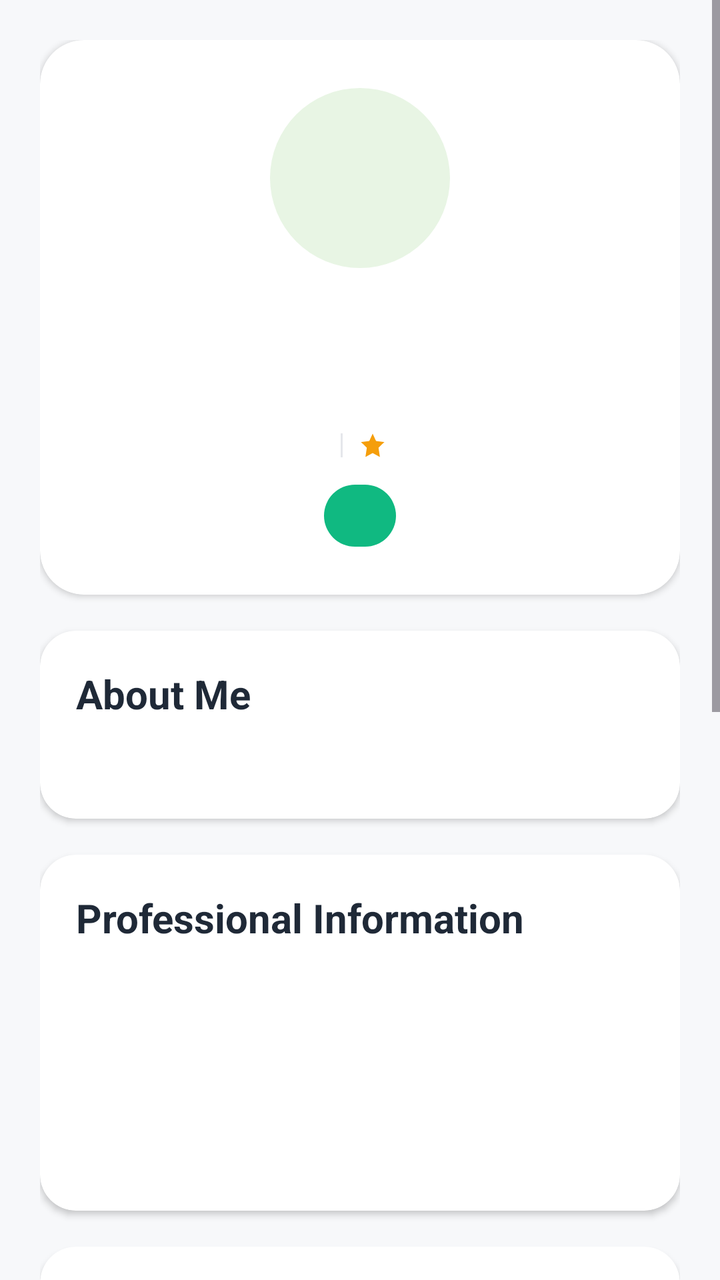
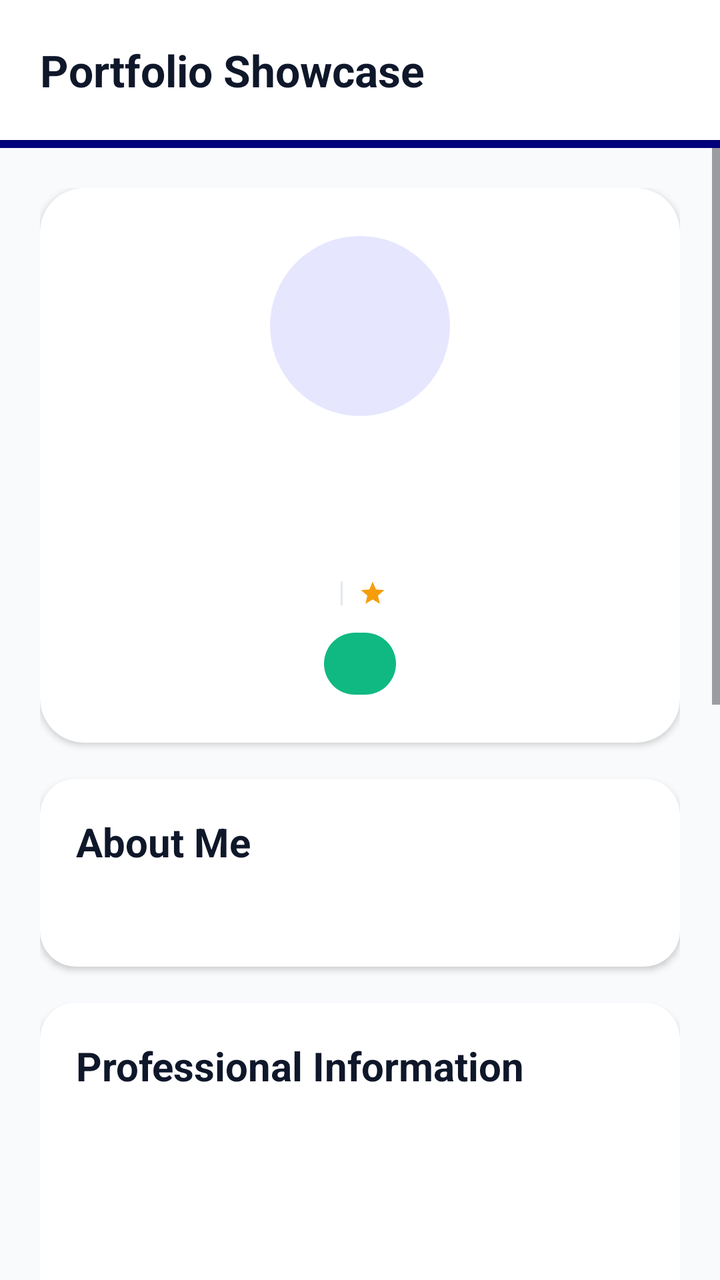

Compare the two renders of this Android layout. The source of the first and the diff that turns it into the second are given below.
<!-- AndroidManifest.xml: application theme Theme.MiniJobHunt -->
<!-- res/layout/fragment_free_lancer_portfolio.xml -->
<?xml version="1.0" encoding="utf-8"?>
<ScrollView xmlns:android="http://schemas.android.com/apk/res/android"
    xmlns:app="http://schemas.android.com/apk/res-auto"
    android:layout_width="match_parent"
    android:layout_height="match_parent"
    android:background="@color/background"
    android:fillViewport="true">

    <LinearLayout
        android:layout_width="match_parent"
        android:layout_height="wrap_content"
        android:orientation="vertical"
        android:padding="20dp">

        

        <androidx.cardview.widget.CardView
            android:layout_width="match_parent"
            android:layout_height="wrap_content"
            app:cardCornerRadius="22dp"
            app:cardBackgroundColor="@color/surface">

            <LinearLayout
                android:layout_width="match_parent"
                android:layout_height="wrap_content"
                android:gravity="center_horizontal"
                android:orientation="vertical"
                android:padding="24dp">

                <TextView
                    android:id="@+id/txtAvatar"
                    android:layout_width="90dp"
                    android:layout_height="90dp"
                    android:gravity="center"
                    android:background="@drawable/bg_circle_primary_light"
                    android:text=""
                    android:textSize="34sp"
                    android:textStyle="bold"
                    android:textColor="@color/primary"/>

                <LinearLayout
                    android:layout_width="wrap_content"
                    android:layout_height="wrap_content"
                    android:layout_marginTop="15dp"
                    android:orientation="horizontal"
                    android:gravity="center_vertical">

                    <TextView
                        android:id="@+id/txtName"
                        android:layout_width="wrap_content"
                        android:layout_height="wrap_content"
                        android:text=""
                        android:textStyle="bold"
                        android:textSize="25sp"
                        android:textColor="@color/text_primary"/>

                    <ImageView
                        android:id="@+id/imgVerifiedBadge"
                        android:layout_width="20dp"
                        android:layout_height="20dp"
                        android:layout_marginStart="6dp"
                        android:src="@drawable/ic_verified"
                        android:visibility="gone"/>

                </LinearLayout>

                <TextView
                    android:id="@+id/txtTitle"
                    android:layout_width="wrap_content"
                    android:layout_height="wrap_content"
                    android:layout_marginTop="4dp"
                    android:text=""
                    android:textSize="17sp"
                    android:textColor="@color/text_secondary"/>

                <LinearLayout
                    android:layout_width="wrap_content"
                    android:layout_height="wrap_content"
                    android:layout_marginTop="4dp"
                    android:orientation="horizontal"
                    android:gravity="center_vertical">

                    <TextView
                        android:id="@+id/txtCategories"
                        android:layout_width="wrap_content"
                        android:layout_height="wrap_content"
                        android:text=""
                        android:textSize="14sp"
                        android:textStyle="italic"
                        android:textColor="@color/primary"/>

                    <View
                        android:id="@+id/ratingDivider"
                        android:layout_width="1dp"
                        android:layout_height="12dp"
                        android:layout_marginHorizontal="8dp"
                        android:background="@color/divider"/>

                    <ImageView
                        android:layout_width="14dp"
                        android:layout_height="14dp"
                        android:src="@drawable/ic_star"
                        app:tint="@color/warning"/>

                    <TextView
                        android:id="@+id/txtRatingSmall"
                        android:layout_width="wrap_content"
                        android:layout_height="wrap_content"
                        android:layout_marginStart="4dp"
                        android:text=""
                        android:textSize="14sp"
                        android:textStyle="bold"
                        android:textColor="@color/text_primary"/>

                </LinearLayout>

                <TextView
                    android:id="@+id/txtStatus"
                    android:layout_width="wrap_content"
                    android:layout_height="wrap_content"
                    android:layout_marginTop="10dp"
                    android:paddingHorizontal="18dp"
                    android:paddingVertical="6dp"
                    android:text=""
                    android:textStyle="bold"
                    android:textColor="@android:color/white"
                    android:background="@drawable/bg_availability"/>

            </LinearLayout>

        </androidx.cardview.widget.CardView>

        

        <androidx.cardview.widget.CardView
            android:layout_width="match_parent"
            android:layout_height="wrap_content"
            android:layout_marginTop="18dp"
            app:cardCornerRadius="18dp"
            app:cardBackgroundColor="@color/surface">

            <LinearLayout
                android:layout_width="match_parent"
                android:layout_height="wrap_content"
                android:orientation="vertical"
                android:padding="18dp">

                <TextView
                    android:layout_width="match_parent"
                    android:layout_height="wrap_content"
                    android:text="About Me"
                    android:textStyle="bold"
                    android:textSize="20sp"
                    android:textColor="@color/text_primary"/>

                <TextView
                    android:id="@+id/txtBio"
                    android:layout_width="match_parent"
                    android:layout_height="wrap_content"
                    android:layout_marginTop="12dp"
                    android:text=""
                    android:textColor="@color/text_secondary"/>

            </LinearLayout>

        </androidx.cardview.widget.CardView>

        

        <androidx.cardview.widget.CardView
            android:layout_width="match_parent"
            android:layout_height="wrap_content"
            android:layout_marginTop="18dp"
            app:cardCornerRadius="18dp"
            app:cardBackgroundColor="@color/surface">

            <LinearLayout
                android:layout_width="match_parent"
                android:layout_height="wrap_content"
                android:orientation="vertical"
                android:padding="18dp">

                <TextView
                    android:layout_width="match_parent"
                    android:layout_height="wrap_content"
                    android:text="Professional Information"
                    android:textStyle="bold"
                    android:textSize="20sp"
                    android:textColor="@color/text_primary"/>

                <TextView
                    android:id="@+id/txtExperience"
                    android:layout_width="wrap_content"
                    android:layout_height="wrap_content"
                    android:layout_marginTop="15dp"
                    android:text=""
                    android:textColor="@color/text_secondary"/>

                <TextView
                    android:id="@+id/txtHourlyRate"
                    android:layout_width="wrap_content"
                    android:layout_height="wrap_content"
                    android:layout_marginTop="8dp"
                    android:text=""
                    android:textColor="@color/text_secondary"/>

                <TextView
                    android:id="@+id/txtLocation"
                    android:layout_width="wrap_content"
                    android:layout_height="wrap_content"
                    android:layout_marginTop="8dp"
                    android:text=""
                    android:textColor="@color/text_secondary"/>

                <TextView
                    android:id="@+id/txtAvailability"
                    android:layout_width="wrap_content"
                    android:layout_height="wrap_content"
                    android:layout_marginTop="8dp"
                    android:text=""
                    android:textColor="@color/success"
                    android:textStyle="bold"/>

            </LinearLayout>

        </androidx.cardview.widget.CardView>

        

        <androidx.cardview.widget.CardView
            android:layout_width="match_parent"
            android:layout_height="wrap_content"
            android:layout_marginTop="18dp"
            app:cardCornerRadius="18dp"
            app:cardBackgroundColor="@color/surface">

            <LinearLayout
                android:layout_width="match_parent"
                android:layout_height="wrap_content"
                android:orientation="vertical"
                android:padding="18dp">

                <TextView
                    android:layout_width="match_parent"
                    android:layout_height="wrap_content"
                    android:text="Skills"
                    android:textStyle="bold"
                    android:textSize="20sp"
                    android:textColor="@color/text_primary"/>

                <TextView
                    android:id="@+id/txtSkills"
                    android:layout_width="match_parent"
                    android:layout_height="wrap_content"
                    android:layout_marginTop="12dp"
                    android:text=""
                    android:textColor="@color/text_secondary"/>

            </LinearLayout>

        </androidx.cardview.widget.CardView>

        

        <LinearLayout
            android:layout_width="match_parent"
            android:layout_height="wrap_content"
            android:layout_marginTop="18dp"
            android:orientation="horizontal">

            <androidx.cardview.widget.CardView
                android:layout_width="0dp"
                android:layout_height="110dp"
                android:layout_weight="1"
                android:layout_marginEnd="8dp"
                app:cardCornerRadius="18dp"
                app:cardBackgroundColor="@color/primary_light">

                <LinearLayout
                    android:layout_width="match_parent"
                    android:layout_height="match_parent"
                    android:gravity="center"
                    android:orientation="vertical">

                    <TextView
                        android:id="@+id/txtRating"
                        android:layout_width="wrap_content"
                        android:layout_height="wrap_content"
                        android:text=""
                        android:textStyle="bold"
                        android:textSize="28sp"
                        android:textColor="@color/primary"/>

                    <TextView
                        android:layout_width="wrap_content"
                        android:layout_height="wrap_content"
                        android:text="Rating"
                        android:textColor="@color/text_secondary"/>

                </LinearLayout>

            </androidx.cardview.widget.CardView>

            <androidx.cardview.widget.CardView
                android:layout_width="0dp"
                android:layout_height="110dp"
                android:layout_weight="1"
                app:cardCornerRadius="18dp"
                app:cardBackgroundColor="@color/surface">

                <LinearLayout
                    android:layout_width="match_parent"
                    android:layout_height="match_parent"
                    android:gravity="center"
                    android:orientation="vertical">

                    <TextView
                        android:id="@+id/txtCompletedJobs"
                        android:layout_width="wrap_content"
                        android:layout_height="wrap_content"
                        android:text=""
                        android:textStyle="bold"
                        android:textSize="28sp"
                        android:textColor="@color/info"/>

                    <TextView
                        android:layout_width="wrap_content"
                        android:layout_height="wrap_content"
                        android:text="Completed Jobs"
                        android:textColor="@color/text_secondary"/>

                </LinearLayout>

            </androidx.cardview.widget.CardView>

        </LinearLayout>

        

        <androidx.cardview.widget.CardView
            android:layout_width="match_parent"
            android:layout_height="wrap_content"
            android:layout_marginTop="18dp"
            app:cardCornerRadius="18dp"
            app:cardBackgroundColor="@color/surface">

            <LinearLayout
                android:layout_width="match_parent"
                android:layout_height="wrap_content"
                android:orientation="vertical"
                android:padding="18dp">

                <TextView
                    android:layout_width="match_parent"
                    android:layout_height="wrap_content"
                    android:text="Portfolio"
                    android:textStyle="bold"
                    android:textSize="20sp"
                    android:textColor="@color/text_primary"/>

                <TextView
                    android:id="@+id/txtPortfolio"
                    android:layout_width="match_parent"
                    android:layout_height="wrap_content"
                    android:layout_marginTop="12dp"
                    android:autoLink="web"
                    android:text=""
                    android:textColor="@color/info"/>

            </LinearLayout>

        </androidx.cardview.widget.CardView>

        

        <androidx.cardview.widget.CardView
            android:layout_width="match_parent"
            android:layout_height="wrap_content"
            android:layout_marginTop="18dp"
            app:cardCornerRadius="18dp"
            app:cardBackgroundColor="@color/surface">

            <LinearLayout
                android:layout_width="match_parent"
                android:layout_height="wrap_content"
                android:orientation="vertical"
                android:padding="18dp">

                <TextView
                    android:layout_width="match_parent"
                    android:layout_height="wrap_content"
                    android:text="Reviews"
                    android:textStyle="bold"
                    android:textSize="20sp"
                    android:textColor="@color/text_primary"/>

                <androidx.recyclerview.widget.RecyclerView
                    android:id="@+id/rvReviews"
                    android:layout_width="match_parent"
                    android:layout_height="wrap_content"
                    android:layout_marginTop="12dp"
                    android:nestedScrollingEnabled="false"/>

                <TextView
                    android:id="@+id/txtNoReviews"
                    android:layout_width="match_parent"
                    android:layout_height="wrap_content"
                    android:layout_marginTop="12dp"
                    android:text="No reviews yet."
                    android:textColor="@color/text_secondary"
                    android:visibility="gone"/>

                <TextView
                    android:id="@+id/btnShowAllReviews"
                    android:layout_width="wrap_content"
                    android:layout_height="wrap_content"
                    android:layout_marginTop="12dp"
                    android:layout_gravity="center"
                    android:text="Show All Reviews"
                    android:textColor="@color/primary"
                    android:textStyle="bold"
                    android:visibility="gone"
                    android:padding="8dp"/>

            </LinearLayout>

        </androidx.cardview.widget.CardView>

        <Space
            android:layout_width="match_parent"
            android:layout_height="80dp"/>

    </LinearLayout>

</ScrollView>
<!-- resources referenced by this layout -->
<resources>
  <color name="background">#FFF7F8FA</color>
  <color name="divider">#FFE5E7EB</color>
  <color name="info">#FF3B82F6</color>
  <color name="primary">#FF14A800</color>
  <color name="primary_light">#FFE8F5E4</color>
  <color name="success">#FF10B981</color>
  <color name="surface">#FFFFFFFF</color>
  <color name="text_primary">#FF1F2937</color>
  <color name="text_secondary">#FF6B7280</color>
  <color name="warning">#FFF59E0B</color>
  <!-- drawable bg_availability (drawable) -->
  <?xml version="1.0" encoding="utf-8"?>
  <shape xmlns:android="http://schemas.android.com/apk/res/android">
      <solid android:color="@color/success"/>
      <corners android:radius="50dp"/>
  </shape>
  <!-- drawable bg_circle_primary_light (drawable) -->
  <?xml version="1.0" encoding="utf-8"?>
  <shape xmlns:android="http://schemas.android.com/apk/res/android">
      <solid android:color="@color/primary_light"/>
      <corners android:radius="100dp"/>
  </shape>
  <!-- drawable ic_star (drawable) -->
  <vector xmlns:android="http://schemas.android.com/apk/res/android"
      android:width="24dp"
      android:height="24dp"
      android:viewportWidth="24"
      android:viewportHeight="24">
  
      <path
          android:fillColor="#FFC107"
          android:pathData="M12,2l2.9,6.3L22,9.2l-5,4.8L18.2,22L12,18.6L5.8,22L7,14L2,9.2l7.1-0.9z"/>
  
  </vector>
  <!-- drawable ic_verified (drawable) -->
  <vector xmlns:android="http://schemas.android.com/apk/res/android"
      android:width="24dp"
      android:height="24dp"
      android:viewportWidth="24"
      android:viewportHeight="24">
  
      <path
          android:fillColor="#4CAF50"
          android:pathData="M23,12l-2.44,-2.79 0.34,-3.69 -3.61,-0.82L15.4,1 12,2.46 8.6,1 6.71,4.7 3.1,5.51l0.34,3.69L1,12l2.44,2.79 -0.34,3.69 3.61,0.82L8.6,23 12,21.54 15.4,23l1.89,-3.7 3.61,-0.82 -0.34,-3.69zM10,17l-4,-4 1.41,-1.41L10,14.17l6.59,-6.59L18,9l-8,8z"/>
  </vector>
  <style name="Theme.MiniJobHunt" parent="Base.Theme.MiniJobHunt" />
  <style name="Base.Theme.MiniJobHunt" parent="Theme.Material3.DayNight.NoActionBar">
          
          
      </style>
</resources>

<!-- the commit's change to res/layout/fragment_free_lancer_portfolio.xml (unified diff, before → after) -->
@@ -1,16 +1,51 @@
 <?xml version="1.0" encoding="utf-8"?>
-<ScrollView xmlns:android="http://schemas.android.com/apk/res/android"
+<LinearLayout xmlns:android="http://schemas.android.com/apk/res/android"
     xmlns:app="http://schemas.android.com/apk/res-auto"
     android:layout_width="match_parent"
     android:layout_height="match_parent"
-    android:background="@color/background"
-    android:fillViewport="true">
-
+    android:orientation="vertical"
+    android:background="@color/background">
+
+    
     <LinearLayout
         android:layout_width="match_parent"
         android:layout_height="wrap_content"
-        android:orientation="vertical"
-        android:padding="20dp">
+        android:orientation="vertical">
+
+        <RelativeLayout
+            android:layout_width="match_parent"
+            android:layout_height="70dp"
+            android:background="@color/surface"
+            android:elevation="4dp"
+            android:paddingHorizontal="20dp">
+
+            <TextView
+                android:layout_width="wrap_content"
+                android:layout_height="wrap_content"
+                android:layout_centerVertical="true"
+                android:text="Portfolio Showcase"
+                android:textColor="@color/text_primary"
+                android:textSize="22sp"
+                android:textStyle="bold" />
+
+        </RelativeLayout>
+
+        <View
+            android:layout_width="match_parent"
+            android:layout_height="4dp"
+            android:background="@color/primary" />
+    </LinearLayout>
+
+    <ScrollView
+        android:layout_width="match_parent"
+        android:layout_height="match_parent"
+        android:fillViewport="true">
+
+        <LinearLayout
+            android:layout_width="match_parent"
+            android:layout_height="wrap_content"
+            android:orientation="vertical"
+            android:padding="20dp">
 
         
 
@@ -433,3 +468,4 @@
     </LinearLayout>
 
 </ScrollView>
+</LinearLayout>
<!-- resource entries referenced after the edit -->
@@ -1,15 +1,15 @@
 <!-- resources referenced by this layout -->
 <resources>
-  <color name="background">#FFF7F8FA</color>
-  <color name="divider">#FFE5E7EB</color>
-  <color name="info">#FF3B82F6</color>
-  <color name="primary">#FF14A800</color>
-  <color name="primary_light">#FFE8F5E4</color>
-  <color name="success">#FF10B981</color>
-  <color name="surface">#FFFFFFFF</color>
-  <color name="text_primary">#FF1F2937</color>
-  <color name="text_secondary">#FF6B7280</color>
-  <color name="warning">#FFF59E0B</color>
+  <color name="background">#F8FAFC</color>
+  <color name="divider">#E2E8F0</color>
+  <color name="info">#000080</color>
+  <color name="primary">#000080</color>
+  <color name="primary_light">#E6E6FF</color>
+  <color name="success">#10B981</color>
+  <color name="surface">#FFFFFF</color>
+  <color name="text_primary">#0F172A</color>
+  <color name="text_secondary">#475569</color>
+  <color name="warning">#F59E0B</color>
   <!-- drawable bg_availability (drawable) -->
   <?xml version="1.0" encoding="utf-8"?>
   <shape xmlns:android="http://schemas.android.com/apk/res/android">
@@ -28,11 +28,9 @@
       android:height="24dp"
       android:viewportWidth="24"
       android:viewportHeight="24">
-  
       <path
-          android:fillColor="#FFC107"
-          android:pathData="M12,2l2.9,6.3L22,9.2l-5,4.8L18.2,22L12,18.6L5.8,22L7,14L2,9.2l7.1-0.9z"/>
-  
+          android:fillColor="@color/warning"
+          android:pathData="M12,17.27L18.18,21l-1.64,-7.03L22,9.24l-7.19,-0.61L12,2 9.19,8.63 2,9.24l5.46,4.73L5.82,21z"/>
   </vector>
   <!-- drawable ic_verified (drawable) -->
   <vector xmlns:android="http://schemas.android.com/apk/res/android"
@@ -40,15 +38,45 @@
       android:height="24dp"
       android:viewportWidth="24"
       android:viewportHeight="24">
-  
       <path
-          android:fillColor="#4CAF50"
-          android:pathData="M23,12l-2.44,-2.79 0.34,-3.69 -3.61,-0.82L15.4,1 12,2.46 8.6,1 6.71,4.7 3.1,5.51l0.34,3.69L1,12l2.44,2.79 -0.34,3.69 3.61,0.82L8.6,23 12,21.54 15.4,23l1.89,-3.7 3.61,-0.82 -0.34,-3.69zM10,17l-4,-4 1.41,-1.41L10,14.17l6.59,-6.59L18,9l-8,8z"/>
+          android:fillColor="@color/info"
+          android:pathData="M23,12l-2.44,-2.79 0.34,-3.69 -3.77,-0.86L15.47,1.2 12,2.7 8.53,1.2 6.87,4.66 3.1,5.52l0.34,3.69L1,12l2.44,2.79 -0.34,3.69 3.77,0.86L8.53,22.8 12,21.3l3.47,1.5 1.66,-3.46 3.77,-0.86 -0.34,-3.69L23,12zm-12.91,4.72l-3.8,-3.81 1.48,-1.48 2.32,2.33 5.85,-5.87 1.48,1.48 -7.33,7.35z"/>
   </vector>
   <style name="Theme.MiniJobHunt" parent="Base.Theme.MiniJobHunt" />
   <style name="Base.Theme.MiniJobHunt" parent="Theme.Material3.DayNight.NoActionBar">
+          <item name="colorPrimary">@color/primary</item>
+          <item name="colorOnPrimary">@color/white</item>
+          <item name="colorPrimaryContainer">@color/primary_light</item>
+          <item name="colorOnPrimaryContainer">@color/primary_dark</item>
+  
+          <item name="colorSecondary">@color/info</item>
+          <item name="colorOnSecondary">@color/white</item>
+  
+          <item name="android:windowBackground">@color/background</item>
+          <item name="android:statusBarColor">@color/background</item>
+          <item name="android:windowLightStatusBar">true</item>
+  
           
-          
+          <item name="textAppearanceHeadlineLarge">@style/AppText.HeadlineLarge</item>
+          <item name="textAppearanceTitleMedium">@style/AppText.TitleMedium</item>
+          <item name="textAppearanceBodyLarge">@style/AppText.BodyLarge</item>
+      </style>
+  <color name="white">#FFFFFF</color>
+  <color name="primary_dark">#000066</color>
+  <style name="AppText.HeadlineLarge">
+          <item name="android:textSize">30sp</item>
+          <item name="android:textStyle">bold</item>
+          <item name="android:textColor">@color/text_primary</item>
+          <item name="android:letterSpacing">-0.02</item>
+      </style>
+  <style name="AppText.TitleMedium">
+          <item name="android:textSize">18sp</item>
+          <item name="android:textStyle">bold</item>
+          <item name="android:textColor">@color/text_primary</item>
+      </style>
+  <style name="AppText.BodyLarge">
+          <item name="android:textSize">16sp</item>
+          <item name="android:textColor">@color/text_secondary</item>
       </style>
 </resources>
 
